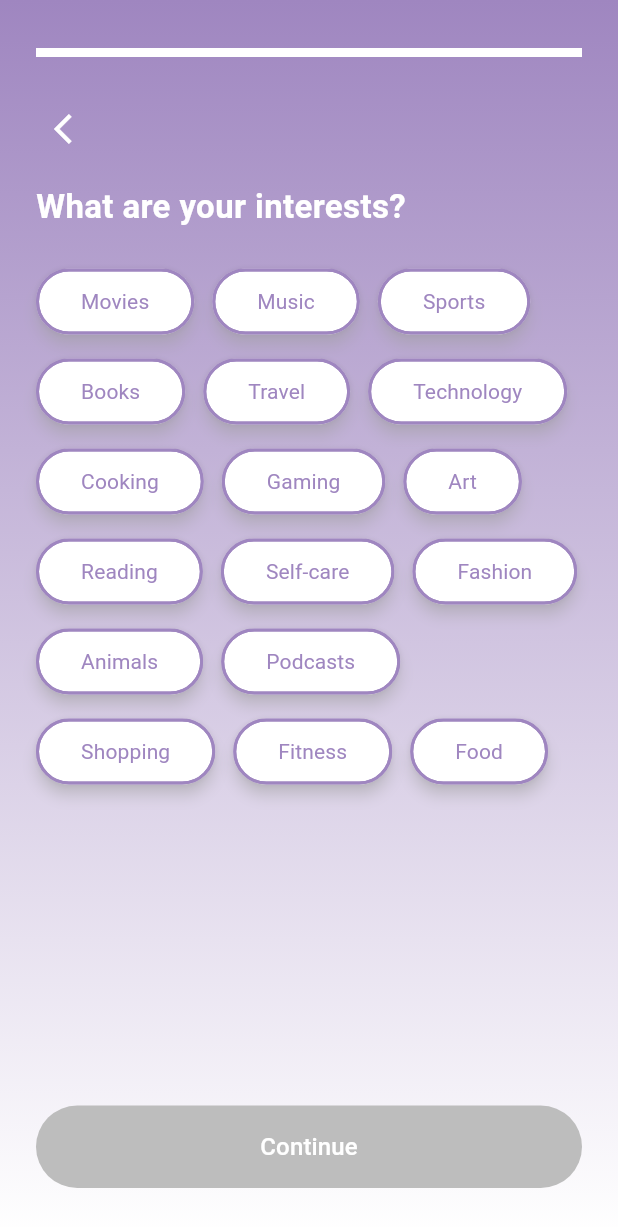
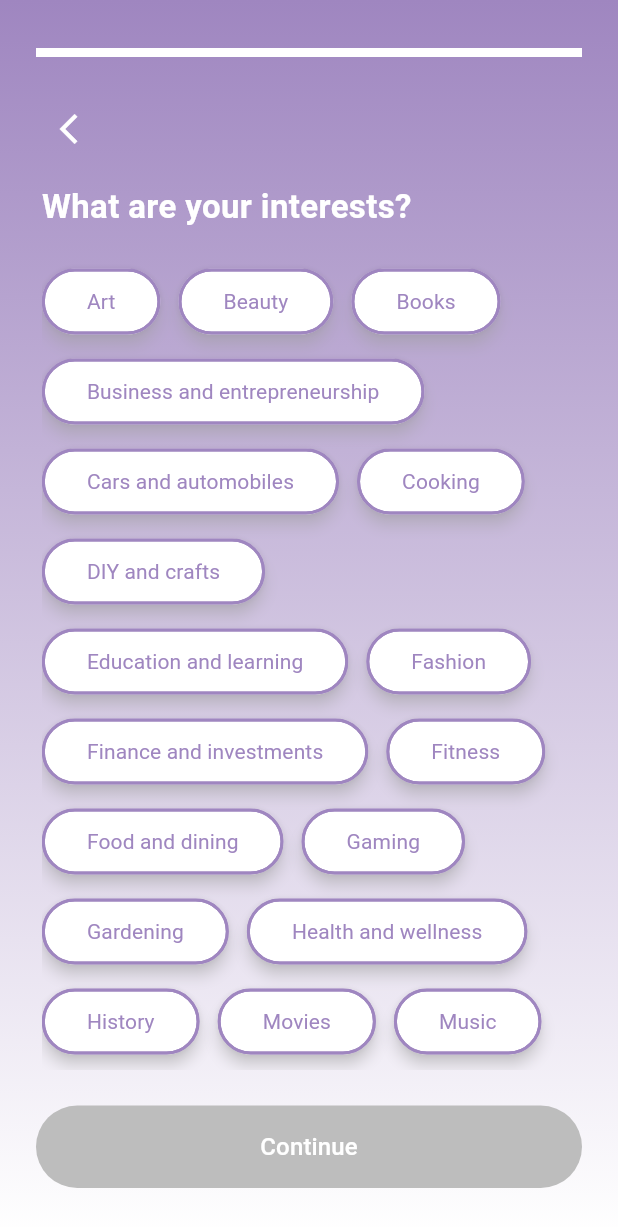
Before and after one commit to Fluently-Grad-Project/Frontend, a Flutter app: the InterestsPage screen opened directly with empty values, on a phone screen of 412 x 824 dp. Shown: the top 1227 px of the screen. Run offline on Flutter 3.47's test engine with Material 3 defaults, Android fonts, the phone set to English and light mode, and no system bars; our stand-ins replace audioplayers, firebase_auth, firebase_core, flutter_tts, google_sign_in, lottie and 2 more; accounts and stored records are empty.

Commit message:
added new interests

```diff
--- a/lib/screens/interests_page.dart
+++ b/lib/screens/interests_page.dart
@@ -21,27 +21,38 @@ class InterestsPage extends StatefulWidget {
 
 class _InterestsPageState extends State<InterestsPage> {
   final List<String> allInterests = [
+    "Art",
+    "Beauty",
+    "Books",
+    "Business and entrepreneurship",
+    "Cars and automobiles",
+    "Cooking",
+    "DIY and crafts",
+    "Education and learning",
+    "Fashion",
+    "Finance and investments",
+    "Fitness",
+    "Food and dining",
+    "Gaming",
+    "Gardening",
+    "Health and wellness",
+    "History",
     "Movies",
     "Music",
+    "Nature",
+    "Outdoor activities",
+    "Parenting and family",
+    "Pets",
+    "Photography",
+    "Politics",
+    "Science",
+    "Social causes and activism",
     "Sports",
-    "Books",
+    "Technology",
     "Travel",
-    "Technology",
-    "Cooking",
-    "Gaming",
-    "Art",
-    "Reading",
-    "Self-care",
-    "Fashion",
-    "Animals",
-    "Podcasts",
-    "Shopping",
-    "Fitness",
-    "Food",
   ];
 
   final Set<String> selectedInterests = {};
-
   @override
   Widget build(BuildContext context) {
     return Scaffold(
@@ -57,10 +68,14 @@ class _InterestsPageState extends State<InterestsPage> {
           child: Padding(
             padding: const EdgeInsets.symmetric(horizontal: 24, vertical: 32),
             child: Column(
-              crossAxisAlignment: CrossAxisAlignment.start,
               children: [
                 _buildProgressBar(1.0),
                 const SizedBox(height: 24),
+                Expanded(
+                  child: SingleChildScrollView(
+                    child: Column(
+                      crossAxisAlignment: CrossAxisAlignment.start,
+                      children: [
                         IconButton(
                           icon: const Icon(Icons.arrow_back_ios, color: Colors.white),
                           onPressed: () => Navigator.pop(context),
@@ -80,7 +95,11 @@ class _InterestsPageState extends State<InterestsPage> {
                           runSpacing: 12,
                           children: allInterests.map(_buildChip).toList(),
                         ),
-                const Spacer(),
+                      ],
+                    ),
+                  ),
+                ),
+                const SizedBox(height: 24),
                 SizedBox(
                   width: double.infinity,
                   child: ElevatedButton(
```
Also changed, not shown: pubspec.lock. Lines whose indentation alone changed are shown as unchanged.
